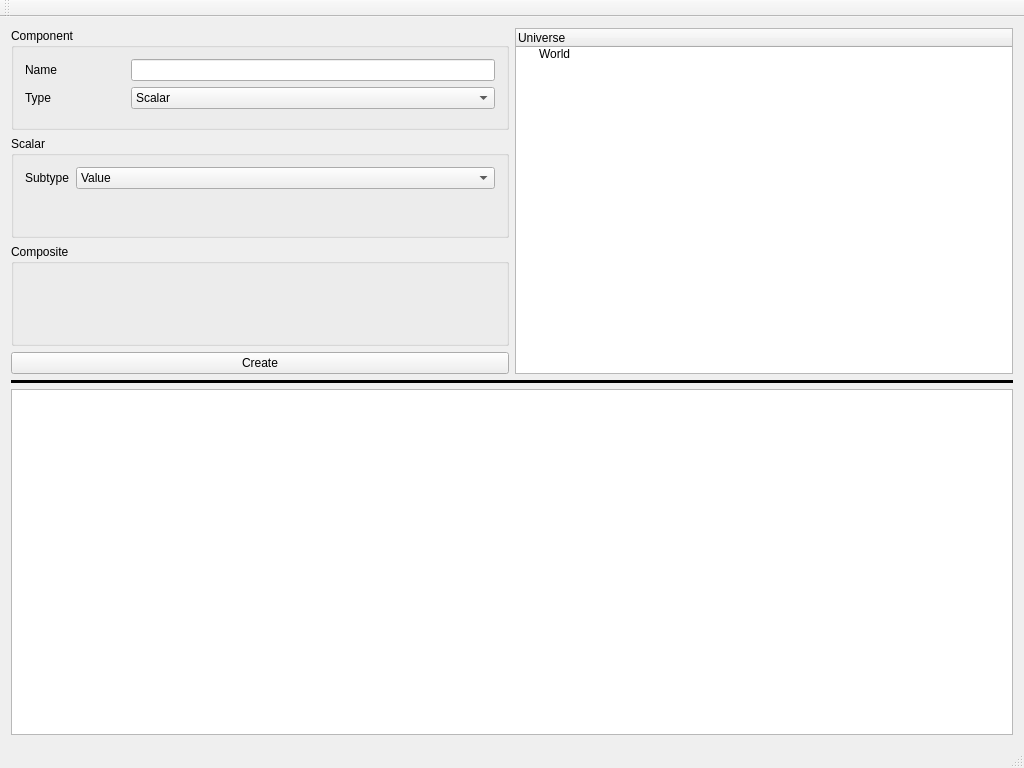
graninas/Amber, file app/AmberUI/amberview.ui: the form before one commit.
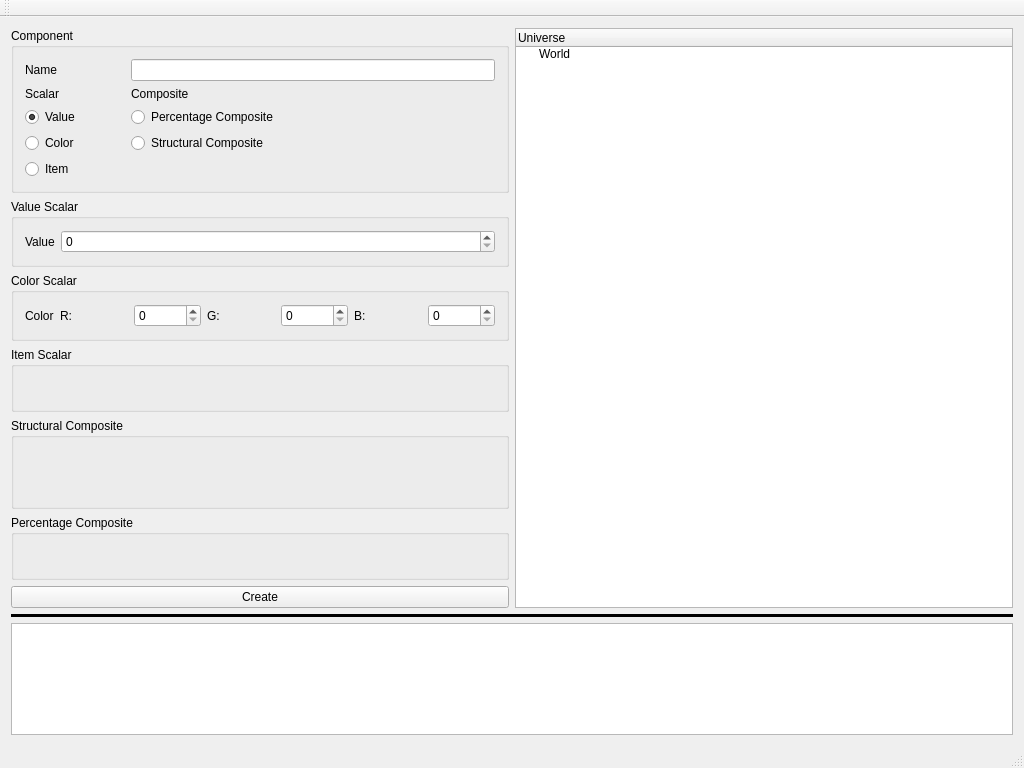
The form after the commit.

```diff
--- a/app/AmberUI/amberview.ui
+++ b/app/AmberUI/amberview.ui
@@ -43,30 +43,6 @@
            <string>Component</string>
           </property>
           <layout class="QFormLayout" name="formLayout_2">
-           <item row="0" column="1">
-            <widget class="QLineEdit" name="itemName"/>
-           </item>
-           <item row="1" column="1">
-            <widget class="QComboBox" name="componentType">
-             <item>
-              <property name="text">
-               <string>Scalar</string>
-              </property>
-             </item>
-             <item>
-              <property name="text">
-               <string>Composite</string>
-              </property>
-             </item>
-            </widget>
-           </item>
-           <item row="1" column="0">
-            <widget class="QLabel" name="l_shadowName">
-             <property name="text">
-              <string>Type</string>
-             </property>
-            </widget>
-           </item>
            <item row="0" column="0">
             <widget class="QLabel" name="l_areaName">
              <property name="sizePolicy">
@@ -86,40 +62,129 @@
              </property>
             </widget>
            </item>
+           <item row="0" column="1">
+            <widget class="QLineEdit" name="itemName"/>
+           </item>
+           <item row="3" column="0">
+            <widget class="QRadioButton" name="valueScalarRB">
+             <property name="text">
+              <string>Value</string>
+             </property>
+             <property name="checked">
+              <bool>true</bool>
+             </property>
+            </widget>
+           </item>
+           <item row="4" column="0">
+            <widget class="QRadioButton" name="colorScalarRB">
+             <property name="text">
+              <string>Color</string>
+             </property>
+            </widget>
+           </item>
+           <item row="5" column="0">
+            <widget class="QRadioButton" name="itemScalarRB">
+             <property name="text">
+              <string>Item</string>
+             </property>
+            </widget>
+           </item>
+           <item row="3" column="1">
+            <widget class="QRadioButton" name="percentageCompositeRB">
+             <property name="text">
+              <string>Percentage Composite</string>
+             </property>
+            </widget>
+           </item>
+           <item row="4" column="1">
+            <widget class="QRadioButton" name="structuralCompositeRB">
+             <property name="text">
+              <string>Structural Composite</string>
+             </property>
+            </widget>
+           </item>
+           <item row="2" column="0">
+            <widget class="QLabel" name="label_5">
+             <property name="text">
+              <string>Scalar</string>
+             </property>
+            </widget>
+           </item>
+           <item row="2" column="1">
+            <widget class="QLabel" name="label_6">
+             <property name="text">
+              <string>Composite</string>
+             </property>
+            </widget>
+           </item>
           </layout>
          </widget>
         </item>
         <item>
          <widget class="QGroupBox" name="scalarComponentGroupBox">
           <property name="title">
-           <string>Scalar</string>
+           <string>Value Scalar</string>
           </property>
           <layout class="QFormLayout" name="formLayout_3">
            <item row="0" column="0">
             <widget class="QLabel" name="label_9">
              <property name="text">
-              <string>Subtype</string>
+              <string>Value</string>
              </property>
             </widget>
            </item>
            <item row="0" column="1">
-            <widget class="QComboBox" name="itemSubtype">
+            <widget class="QSpinBox" name="scalarValueSB"/>
+           </item>
+          </layout>
+         </widget>
+        </item>
+        <item>
+         <widget class="QGroupBox" name="colorScalarGB">
+          <property name="title">
+           <string>Color Scalar</string>
+          </property>
+          <layout class="QFormLayout" name="formLayout_5">
+           <item row="0" column="0">
+            <widget class="QLabel" name="label">
+             <property name="text">
+              <string>Color</string>
+             </property>
+            </widget>
+           </item>
+           <item row="0" column="1">
+            <layout class="QHBoxLayout" name="horizontalLayout_3">
              <item>
-              <property name="text">
-               <string>Value</string>
-              </property>
+              <widget class="QLabel" name="label_2">
+               <property name="text">
+                <string>R:</string>
+               </property>
+              </widget>
              </item>
              <item>
-              <property name="text">
-               <string>Color</string>
-              </property>
+              <widget class="QSpinBox" name="colorRedSB"/>
              </item>
              <item>
-              <property name="text">
-               <string>Item</string>
-              </property>
+              <widget class="QLabel" name="label_3">
+               <property name="text">
+                <string>G:</string>
+               </property>
+              </widget>
              </item>
-            </widget>
+             <item>
+              <widget class="QSpinBox" name="colorGreenSB"/>
+             </item>
+             <item>
+              <widget class="QLabel" name="label_4">
+               <property name="text">
+                <string>B:</string>
+               </property>
+              </widget>
+             </item>
+             <item>
+              <widget class="QSpinBox" name="colorBlueSB"/>
+             </item>
+            </layout>
            </item>
           </layout>
          </widget>
@@ -127,10 +192,32 @@
         <item>
          <widget class="QGroupBox" name="compositeComponentGroupBox">
           <property name="title">
-           <string>Composite</string>
+           <string>Item Scalar</string>
+          </property>
+          <layout class="QFormLayout" name="formLayout_6">
+           <item row="0" column="0">
+            <spacer name="horizontalSpacer_5">
+             <property name="orientation">
+              <enum>Qt::Horizontal</enum>
+             </property>
+             <property name="sizeHint" stdset="0">
+              <size>
+               <width>40</width>
+               <height>20</height>
+              </size>
+             </property>
+            </spacer>
+           </item>
+          </layout>
+         </widget>
+        </item>
+        <item>
+         <widget class="QGroupBox" name="structuralCompositeGB">
+          <property name="title">
+           <string>Structural Composite</string>
           </property>
           <layout class="QFormLayout" name="formLayout_4">
-           <item row="0" column="0" colspan="2">
+           <item row="1" column="0">
             <spacer name="horizontalSpacer_2">
              <property name="orientation">
               <enum>Qt::Horizontal</enum>
@@ -143,6 +230,54 @@
              </property>
             </spacer>
            </item>
+           <item row="0" column="0">
+            <spacer name="horizontalSpacer">
+             <property name="orientation">
+              <enum>Qt::Horizontal</enum>
+             </property>
+             <property name="sizeHint" stdset="0">
+              <size>
+               <width>40</width>
+               <height>20</height>
+              </size>
+             </property>
+            </spacer>
+           </item>
+          </layout>
+         </widget>
+        </item>
+        <item>
+         <widget class="QGroupBox" name="percentageCompositeGB">
+          <property name="title">
+           <string>Percentage Composite</string>
+          </property>
+          <layout class="QFormLayout" name="formLayout">
+           <item row="0" column="0">
+            <spacer name="horizontalSpacer_3">
+             <property name="orientation">
+              <enum>Qt::Horizontal</enum>
+             </property>
+             <property name="sizeHint" stdset="0">
+              <size>
+               <width>40</width>
+               <height>20</height>
+              </size>
+             </property>
+            </spacer>
+           </item>
+           <item row="0" column="1">
+            <spacer name="horizontalSpacer_4">
+             <property name="orientation">
+              <enum>Qt::Horizontal</enum>
+             </property>
+             <property name="sizeHint" stdset="0">
+              <size>
+               <width>418</width>
+               <height>20</height>
+              </size>
+             </property>
+            </spacer>
+           </item>
           </layout>
          </widget>
         </item>
```
Left out of the diff: 84 changed lines with no effect on the pictures.
